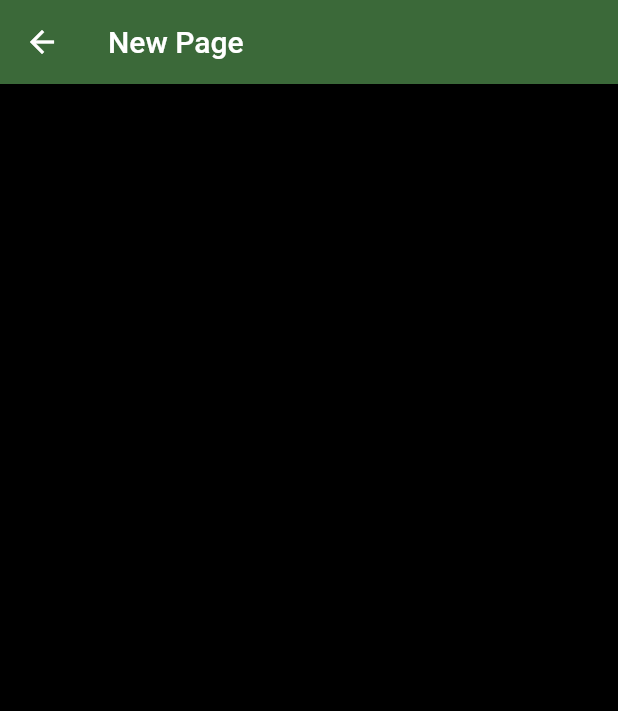
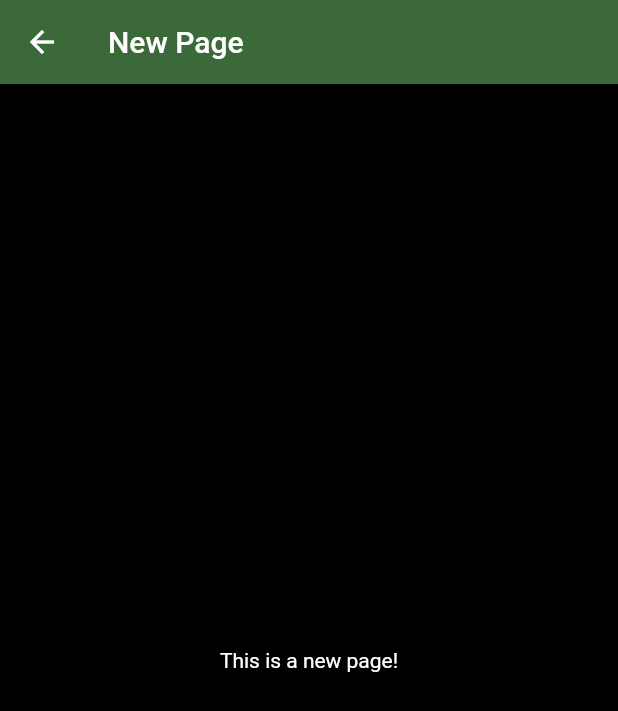
Before and after one commit to firedb/myFightCompanion, a Flutter app: the screen it shows after launch, after a tap on "All notes", on a phone screen of 412 x 824 dp. Shown: the top 711 px of the screen. Run offline on Flutter 3.47's test engine with Material 2 defaults, Android fonts, the light colour scheme and no system bars.

Commit message:
clean up ui

```diff
--- a/my_fight_companion/lib/main.dart
+++ b/my_fight_companion/lib/main.dart
@@ -119,7 +119,7 @@ class _MyHomePageState extends State<MyHomePage> {
                         Navigator.push(
                           context,
                           MaterialPageRoute(
-                              builder: (context) => NoteListPage()),
+                              builder: (context) => NoteListPage('all')),
                         );
                       },
                       child: const Text(
--- a/my_fight_companion/lib/note_list.dart
+++ b/my_fight_companion/lib/note_list.dart
@@ -1,10 +1,11 @@
 import 'package:flutter/material.dart';
 
 class NoteListPage extends StatefulWidget {
-  const NoteListPage({Key? key}) : super(key: key);
+  const NoteListPage(String s, {Key? key}) : super(key: key);
+  final String searchKeyword = 'testing';
 
   @override
-  _NoteListPageState createState() => _NoteListPageState();
+  State<NoteListPage> createState() => _NoteListPageState();
 }
 
 class _NoteListPageState extends State<NoteListPage> {
@@ -14,8 +15,8 @@ class _NoteListPageState extends State<NoteListPage> {
       appBar: AppBar(
         title: const Text('New Page'),
       ),
-      body: const Center(
-        child: Text('This is a new page!'),
+      body: Center(
+        child: Text('This is a new page!', style: TextStyle(color: Colors.white),),
       ),
     );
   }
```
